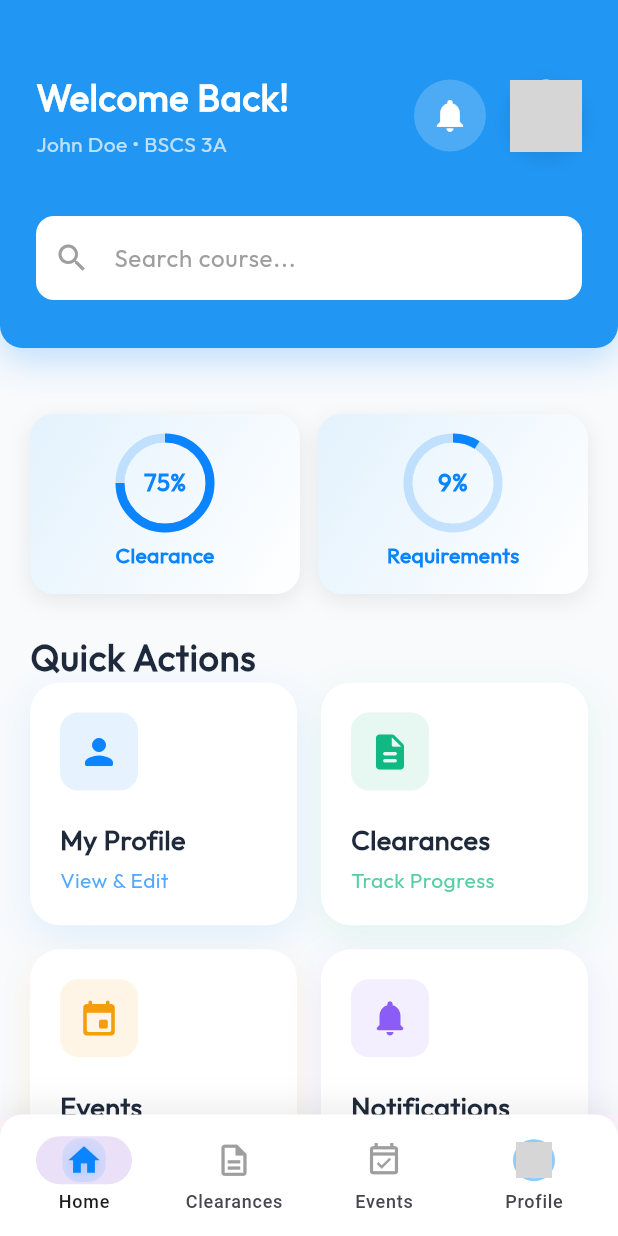
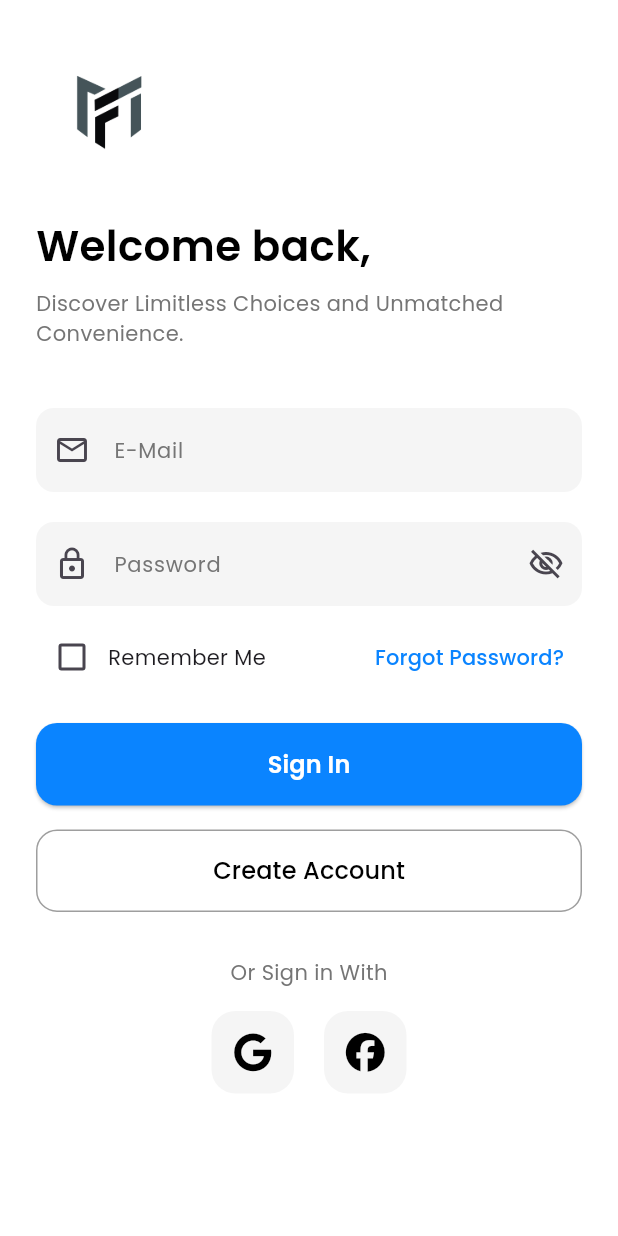
Before and after one commit to anthonyc-dev/ASCS-Flutter-Client-side-, a Flutter app: the screen it shows after launch, on a phone screen of 412 x 824 dp. Run offline on Flutter 3.47's test engine with Material 3 defaults, Android fonts, the light colour scheme and no system bars; our stand-ins replace flutter_dotenv, flutter_screenutil, font_awesome_flutter, google_fonts, google_nav_bar, line_icons; grey boxes are pictures that could not be loaded.

Commit message:
feat: add login/register routes and configure native splash screen

```diff
--- a/my_app/lib/main.dart
+++ b/my_app/lib/main.dart
@@ -6,6 +6,8 @@ import 'package:my_app/screens/auth/signup_screen.dart';
 import 'package:my_app/screens/dashboard.dart';
 import 'package:my_app/screens/dept_clearance.dart';
 import 'package:my_app/screens/events.dart';
+import 'package:my_app/screens/example_login.dart';
+import 'package:my_app/screens/example_register.dart';
 import 'package:my_app/screens/home_dashboard.dart';
 import 'package:my_app/screens/home_screen.dart';
 import 'package:my_app/screens/nonifiocation.dart';
@@ -44,7 +46,7 @@ class MyApp extends StatelessWidget {
               // Add other styles here as needed
             ),
           ),
-          initialRoute: '/home', //signin
+          initialRoute: '/login', //signin
           routes: {
             '/homeDashboard': (context) => const HomeDashboard(),
             '/home': (context) => const HomeScreen(),
@@ -56,6 +58,8 @@ class MyApp extends StatelessWidget {
             '/dashboard': (context) => const DashboardScreen(),
             '/profile': (context) => const StudentProfileScreen(),
             '/clearance': (context) => const DeptClearance(),
+            '/login': (context) => const LoginScreen(),
+            '/register': (context) => const RegisterScreen(),
           },
         );
       },
--- /dev/null
+++ b/my_app/lib/screens/example_login.dart
@@ -0,0 +1,241 @@
+import 'package:flutter/material.dart';
+import 'package:google_fonts/google_fonts.dart';
+import 'package:font_awesome_flutter/font_awesome_flutter.dart';
+
+class LoginScreen extends StatefulWidget {
+  const LoginScreen({super.key});
+
+  @override
+  State<LoginScreen> createState() => _LoginScreenState();
+}
+
+class _LoginScreenState extends State<LoginScreen> {
+  bool _rememberMe = false;
+  bool _obscurePassword = true;
+
+  @override
+  Widget build(BuildContext context) {
+    const Color primaryBlue = Color(0xFF0A84FF);
+
+    return Scaffold(
+      backgroundColor: Colors.white,
+      body: SafeArea(
+        child: SingleChildScrollView(
+          padding: const EdgeInsets.symmetric(horizontal: 24, vertical: 24),
+          child: Column(
+            crossAxisAlignment: CrossAxisAlignment.start,
+            children: [
+              // --- Logo ---
+              Align(
+                alignment: Alignment.topLeft,
+                child: Image.asset(
+                  "images/microflux/MICRO FLUX LOGO ONLY TRANS.png",
+                  height: 100,
+                  width: 100,
+                  fit: BoxFit.contain,
+                ),
+              ),
+
+              const SizedBox(height: 20),
+
+              // --- Title ---
+              Text(
+                "Welcome back,",
+                style: GoogleFonts.poppins(
+                  fontSize: 28,
+                  fontWeight: FontWeight.w600,
+                  color: Colors.black,
+                ),
+              ),
+              const SizedBox(height: 8),
+              Text(
+                "Discover Limitless Choices and Unmatched\nConvenience.",
+                style: GoogleFonts.poppins(
+                  fontSize: 14,
+                  color: Colors.grey[600],
+                ),
+              ),
+              const SizedBox(height: 40),
+
+              // --- Email Field ---
+              TextField(
+                decoration: InputDecoration(
+                  labelText: "E-Mail",
+                  labelStyle: GoogleFonts.poppins(
+                    color: Colors.grey[600],
+                    fontSize: 14,
+                  ),
+                  prefixIcon: const Icon(Icons.email_outlined),
+                  filled: true,
+                  fillColor: Colors.grey[100],
+                  border: OutlineInputBorder(
+                    borderRadius: BorderRadius.circular(12),
+                    borderSide: BorderSide.none,
+                  ),
+                ),
+              ),
+              const SizedBox(height: 20),
+
+              // --- Password Field ---
+              TextField(
+                obscureText: _obscurePassword,
+                decoration: InputDecoration(
+                  labelText: "Password",
+                  labelStyle: GoogleFonts.poppins(
+                    color: Colors.grey[600],
+                    fontSize: 14,
+                  ),
+                  prefixIcon: const Icon(Icons.lock_outline),
+                  suffixIcon: IconButton(
+                    icon: Icon(
+                      _obscurePassword
+                          ? Icons.visibility_off_outlined
+                          : Icons.visibility_outlined,
+                    ),
+                    onPressed: () {
+                      setState(() => _obscurePassword = !_obscurePassword);
+                    },
+                  ),
+                  filled: true,
+                  fillColor: Colors.grey[100],
+                  border: OutlineInputBorder(
+                    borderRadius: BorderRadius.circular(12),
+                    borderSide: BorderSide.none,
+                  ),
+                ),
+              ),
+              const SizedBox(height: 10),
+
+              // --- Remember Me + Forgot Password ---
+              Row(
+                mainAxisAlignment: MainAxisAlignment.spaceBetween,
+                children: [
+                  Row(
+                    children: [
+                      Checkbox(
+                        activeColor: primaryBlue,
+                        value: _rememberMe,
+                        onChanged: (val) =>
+                            setState(() => _rememberMe = val ?? false),
+                      ),
+                      Text(
+                        "Remember Me",
+                        style: GoogleFonts.poppins(fontSize: 14),
+                      ),
+                    ],
+                  ),
+                  TextButton(
+                    onPressed: () {},
+                    child: Text(
+                      "Forgot Password?",
+                      style: GoogleFonts.poppins(
+                        color: primaryBlue,
+                        fontSize: 14,
+                      ),
+                    ),
+                  ),
+                ],
+              ),
+              const SizedBox(height: 20),
+
+              // --- Sign In Button ---
+              SizedBox(
+                width: double.infinity,
+                height: 55,
+                child: ElevatedButton(
+                  style: ElevatedButton.styleFrom(
+                    backgroundColor: primaryBlue,
+                    shape: RoundedRectangleBorder(
+                      borderRadius: BorderRadius.circular(14),
+                    ),
+                  ),
+                  onPressed: () {},
+                  child: Text(
+                    "Sign In",
+                    style: GoogleFonts.poppins(
+                      fontSize: 16,
+                      fontWeight: FontWeight.w600,
+                      color: Colors.white,
+                    ),
+                  ),
+                ),
+              ),
+              const SizedBox(height: 16),
+
+              // --- Create Account Button ---
+              SizedBox(
+                width: double.infinity,
+                height: 55,
+                child: OutlinedButton(
+                  style: OutlinedButton.styleFrom(
+                    shape: RoundedRectangleBorder(
+                      borderRadius: BorderRadius.circular(14),
+                    ),
+                    side: const BorderSide(color: Colors.grey),
+                  ),
+                  onPressed: () {
+                    Navigator.pushNamed(context, '/register');
+                  },
+                  child: Text(
+                    "Create Account",
+                    style: GoogleFonts.poppins(
+                      fontSize: 16,
+                      fontWeight: FontWeight.w500,
+                      color: Colors.black,
+                    ),
+                  ),
+                ),
+              ),
+              const SizedBox(height: 30),
+
+              // --- Or Sign in with ---
+              Center(
+                child: Column(
+                  children: [
+                    Text(
+                      "Or Sign in With",
+                      style: GoogleFonts.poppins(
+                        color: Colors.grey[600],
+                        fontSize: 14,
+                      ),
+                    ),
+                    const SizedBox(height: 16),
+                    Row(
+                      mainAxisAlignment: MainAxisAlignment.center,
+                      children: [
+                        _socialButton(
+                          icon: FontAwesomeIcons.google,
+                          onTap: () {},
+                        ),
+                        const SizedBox(width: 20),
+                        _socialButton(
+                          icon: FontAwesomeIcons.facebook,
+                          onTap: () {},
+                        ),
+                      ],
+                    ),
+                  ],
+                ),
+              ),
+            ],
+          ),
+        ),
+      ),
+    );
+  }
+
+  Widget _socialButton({required IconData icon, required VoidCallback onTap}) {
+    return GestureDetector(
+      onTap: onTap,
+      child: Container(
+        height: 55,
+        width: 55,
+        decoration: BoxDecoration(
+          color: Colors.grey[100],
+          borderRadius: BorderRadius.circular(16),
+        ),
+        child: Icon(icon, size: 26, color: Colors.black),
+      ),
+    );
+  }
+}
```
Also changed, not shown: my_app/lib/screens/example_register.dart (added, +269 -0 lines), my_app/pubspec.yaml (+11 -0 lines), my_app/pubspec.lock.
